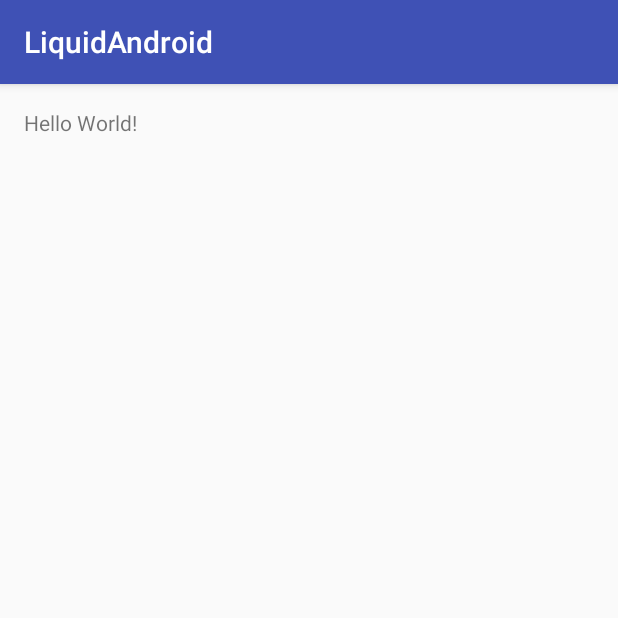
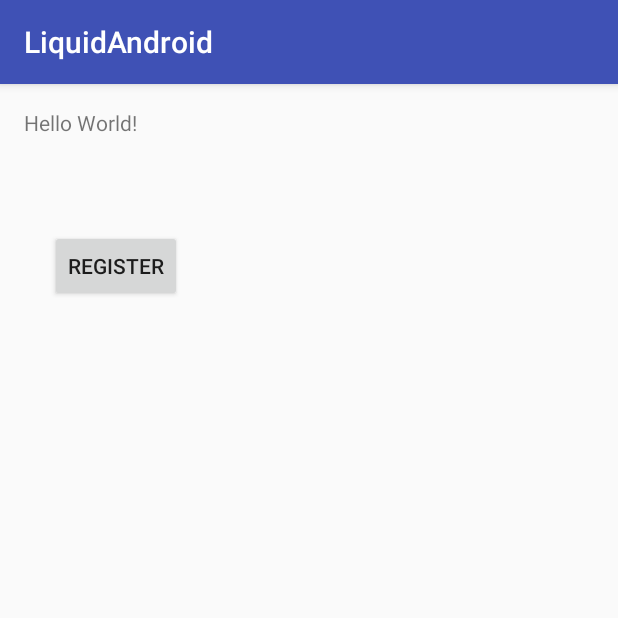
Before and after one commit to mola15/LiquidAndroid, an Android app: the screen it shows after launch (MainActivity), on a phone screen of 412 x 824 dp, the top half of it. Run offline under Robolectric (Android 15) with nearby library versions, the phone set to English and light mode, and no system bars; network calls fail; 10 statements that could not run were skipped.

Commit message:
Implementazione servizio + discovery NSD + rete socket

```diff
--- /dev/null
+++ b/app/src/main/java/it/polimi/molinaroli/liquidandroid/Logic/NsdHelper.java
@@ -0,0 +1,156 @@
+/*
+ * Copyright (C) 2012 The Android Open Source Project
+ *
+ * Licensed under the Apache License, Version 2.0 (the "License");
+ * you may not use this file except in compliance with the License.
+ * You may obtain a copy of the License at
+ *
+ *      http://www.apache.org/licenses/LICENSE-2.0
+ *
+ * Unless required by applicable law or agreed to in writing, software
+ * distributed under the License is distributed on an "AS IS" BASIS,
+ * WITHOUT WARRANTIES OR CONDITIONS OF ANY KIND, either express or implied.
+ * See the License for the specific language governing permissions and
+ * limitations under the License.
+ */
+
+package it.polimi.molinaroli.liquidandroid.Logic;
+
+import android.content.Context;
+import android.net.nsd.NsdServiceInfo;
+import android.net.nsd.NsdManager;
+import android.util.Log;
+
+public class NsdHelper {
+    Context mContext;
+    NsdManager mNsdManager;
+    NsdManager.ResolveListener mResolveListener;
+    NsdManager.DiscoveryListener mDiscoveryListener;
+    NsdManager.RegistrationListener mRegistrationListener;
+    public static final String SERVICE_TYPE = "_http._tcp.";
+    public static final String TAG = "NsdHelper";
+    public String mServiceName = "Liquid";
+    NsdServiceInfo mService;
+    String registeredName;
+    public NsdHelper(Context context) {
+        mContext = context;
+        mNsdManager = (NsdManager) context.getSystemService(Context.NSD_SERVICE);
+    }
+    public void initializeNsd() {
+        initializeResolveListener();
+        //mNsdManager.init(mContext.getMainLooper(), this);
+    }
+    public void initializeDiscoveryListener() {
+        mDiscoveryListener = new NsdManager.DiscoveryListener() {
+            @Override
+            public void onDiscoveryStarted(String regType) {
+                Log.d(TAG, "Service discovery started");
+            }
+            @Override
+            public void onServiceFound(NsdServiceInfo service) {
+                Log.d(TAG, "Service discovery success" + service);
+                if (!service.getServiceType().equals(SERVICE_TYPE)) {
+                    Log.d(TAG, "Unknown Service Type: " + service.getServiceType());
+                } else if (service.getServiceName().equals(registeredName)) {
+                    Log.d(TAG, "Same machine: " + registeredName);
+                } else if (service.getServiceName().contains(mServiceName)){
+                    mNsdManager.resolveService(service, mResolveListener);
+                }
+            }
+            @Override
+            public void onServiceLost(NsdServiceInfo service) {
+                Log.e(TAG, "service lost" + service);
+                if (mService == service) {
+                    mService = null;
+                }
+            }
+            @Override
+            public void onDiscoveryStopped(String serviceType) {
+                Log.i(TAG, "Discovery stopped: " + serviceType);
+            }
+            @Override
+            public void onStartDiscoveryFailed(String serviceType, int errorCode) {
+                Log.e(TAG, "Discovery failed: Error code:" + errorCode);
+            }
+            @Override
+            public void onStopDiscoveryFailed(String serviceType, int errorCode) {
+                Log.e(TAG, "Discovery failed: Error code:" + errorCode);
+            }
+        };
+    }
+    public void initializeResolveListener() {
+        mResolveListener = new NsdManager.ResolveListener() {
+            @Override
+            public void onResolveFailed(NsdServiceInfo serviceInfo, int errorCode) {
+                Log.e(TAG, "Resolve failed" + errorCode);
+            }
+            @Override
+            public void onServiceResolved(NsdServiceInfo serviceInfo) {
+                Log.e(TAG, "Resolve Succeeded. " + serviceInfo);
+                if (serviceInfo.getServiceName().equals(mServiceName)) {
+                    Log.d(TAG, "Same IP.");
+                    return;
+                }
+                mService = serviceInfo;
+            }
+        };
+    }
+    public void initializeRegistrationListener() {
+        mRegistrationListener = new NsdManager.RegistrationListener() {
+            @Override
+            public void onServiceRegistered(NsdServiceInfo NsdServiceInfo) {
+                registeredName = NsdServiceInfo.getServiceName();
+                Log.d(TAG, "Service registered: " + registeredName);
+            }
+            @Override
+            public void onRegistrationFailed(NsdServiceInfo arg0, int arg1) {
+                Log.d(TAG, "Service registration failed: " + arg1);
+            }
+            @Override
+            public void onServiceUnregistered(NsdServiceInfo arg0) {
+                Log.d(TAG, "Service unregistered: " + arg0.getServiceName());
+            }
+            @Override
+            public void onUnregistrationFailed(NsdServiceInfo serviceInfo, int errorCode) {
+                Log.d(TAG, "Service unregistration failed: " + errorCode);
+            }
+        };
+    }
+    public void registerService(int port) {
+        tearDown();  // Cancel any previous registration request
+        initializeRegistrationListener();
+        NsdServiceInfo serviceInfo  = new NsdServiceInfo();
+        serviceInfo.setPort(port);
+        serviceInfo.setServiceName(mServiceName);
+        serviceInfo.setServiceType(SERVICE_TYPE);
+        mNsdManager.registerService(
+                serviceInfo, NsdManager.PROTOCOL_DNS_SD, mRegistrationListener);
+    }
+    public void discoverServices() {
+        stopDiscovery();  // Cancel any eFxisting discovery request
+        initializeDiscoveryListener();
+        mNsdManager.discoverServices(
+                SERVICE_TYPE, NsdManager.PROTOCOL_DNS_SD, mDiscoveryListener);
+    }
+    public void stopDiscovery() {
+        if (mDiscoveryListener != null) {
+            try {
+                mNsdManager.stopServiceDiscovery(mDiscoveryListener);
+            } finally {
+            }
+            mDiscoveryListener = null;
+        }
+    }
+    public NsdServiceInfo getChosenServiceInfo() {
+        return mService;
+    }
+    public void tearDown() {
+        if (mRegistrationListener != null) {
+            try {
+                mNsdManager.unregisterService(mRegistrationListener);
+            } finally {
+            }
+            mRegistrationListener = null;
+        }
+    }
+}
--- /dev/null
+++ b/app/src/main/java/it/polimi/molinaroli/liquidandroid/Logic/Server.java
@@ -0,0 +1,140 @@
+package it.polimi.molinaroli.liquidandroid.Logic;
+
+import android.content.Context;
+import android.util.Log;
+
+import java.io.BufferedReader;
+import java.io.BufferedWriter;
+import java.io.IOException;
+import java.io.InputStreamReader;
+import java.io.OutputStreamWriter;
+import java.io.PrintWriter;
+import java.net.ServerSocket;
+import java.net.Socket;
+import java.util.ArrayList;
+
+/**
+ * The server creates the sockets and waits for messages form the clients,
+ * handles the request and responds.
+ */
+public class Server {
+    private ServerSocket mServerSocket;
+    private int mLocalPort;
+    private ArrayList<Socket> clients;
+    private NsdHelper helper;
+    private Context c;
+
+
+    public Server(Context c){
+        this.c = c;
+        try {
+            initializeServerSocket();
+        } catch (IOException e) {
+            Log.e("Server","Error server not started");
+            e.printStackTrace();
+        }
+    }
+
+    /**
+     * starts the serversocket and stores the port
+     * @throws IOException
+     */
+    public void initializeServerSocket() throws IOException {
+        // Initialize a server socket on the next available port.
+        setmServerSocket(new ServerSocket(0));
+        // Store the chosen port.
+        setmLocalPort(getmServerSocket().getLocalPort());
+        clients = new ArrayList<>();
+        Log.d("server","server port: "+ getmLocalPort());
+    }
+    public void startServer(){
+
+        try {
+            while(true) {
+                Log.d("server" ,"server started");
+                // bloccante finchè non avviene una connessione:
+                Socket clientSocket = getmServerSocket().accept();
+                //salva i client connessi
+                getClients().add(clientSocket);
+                Log.d("server","Connection accepted: "+ clientSocket);
+                try {
+                    new ServerThread(clientSocket);
+                } catch(IOException e) {
+                    clientSocket.close();
+                }
+            }
+        }
+        catch (IOException e) {
+            System.err.println("Accept failed");
+            System.exit(1);
+        }
+        //code to be executed only after a failure
+        System.out.println("EchoMultiServer: closing...");
+        try {
+            getmServerSocket().close();
+        } catch (IOException e) {
+            e.printStackTrace();
+        }
+    }
+
+    public ServerSocket getmServerSocket() {
+        return mServerSocket;
+    }
+
+    public void setmServerSocket(ServerSocket mServerSocket) {
+        this.mServerSocket = mServerSocket;
+    }
+
+    public int getmLocalPort() {
+        return mLocalPort;
+    }
+
+    public void setmLocalPort(int mLocalPort) {
+        this.mLocalPort = mLocalPort;
+    }
+
+    public ArrayList<Socket> getClients() {
+        return clients;
+    }
+
+    public void setClients(ArrayList<Socket> clients) {
+        this.clients = clients;
+    }
+
+    /**
+     * Server thread that it used to communicate with a single client
+     * in that thread will be implemented communications methods
+     * there will be one thread for each client
+     */
+    class ServerThread extends Thread {
+        private Socket socket;
+        private BufferedReader in;
+        private PrintWriter out;
+        public ServerThread(Socket s) throws IOException {
+            socket = s;
+            in = new BufferedReader(new InputStreamReader(socket.getInputStream()));
+            OutputStreamWriter osw = new OutputStreamWriter(socket.getOutputStream());
+            out = new PrintWriter(new BufferedWriter(osw), true);
+            start();
+            Log.d("Server","ServerThread started" + s.toString());
+        }
+        public void run() {
+            try {
+                while (true) {
+                    //legge dal buffer in ingresso (legge dal client)
+                    String str = in.readLine();
+                    if (str.equals("END")) break;
+                    //esegue quello che deve eseguire
+                    //possibile caso di uscita
+                    //metodo per scrivere sul buffer in uscita (scrive sul client)
+                    out.println(str);
+                }
+               //cose da farlgi fare in uscita
+                Log.d("Server","ServerThread closing...");
+            } catch (IOException e) {}
+            try {
+                socket.close();
+            } catch(IOException e) {}
+        }
+    } // ServerThread
+}
--- a/app/src/main/java/it/polimi/molinaroli/liquidandroid/MainActivity.java
+++ b/app/src/main/java/it/polimi/molinaroli/liquidandroid/MainActivity.java
@@ -1,13 +1,52 @@
 package it.polimi.molinaroli.liquidandroid;
 
+import android.content.Context;
+import android.content.Intent;
+import android.os.AsyncTask;
 import android.support.v7.app.AppCompatActivity;
 import android.os.Bundle;
+import android.util.Log;
+import android.widget.Button;
+
+import it.polimi.molinaroli.liquidandroid.Logic.Client;
+import it.polimi.molinaroli.liquidandroid.Logic.LiquidAndroidService;
+import it.polimi.molinaroli.liquidandroid.Logic.NsdHelper;
+import it.polimi.molinaroli.liquidandroid.Logic.Server;
 
 public class MainActivity extends AppCompatActivity {
+
+    Server server;
+    Client client;
+    Context c;
+    Button discover;
+    Button resolve;
+    NsdHelper helper;
 
     @Override
     protected void onCreate(Bundle savedInstanceState) {
         super.onCreate(savedInstanceState);
         setContentView(R.layout.activity_main);
+
+        //Intent myIntent = new Intent(this, LiquidAndroidService.class);
+        //startService(myIntent);
+        c = this;
+        server = new Server(c);
+        new Thread(new Runnable() {
+            public void run() {
+
+                Log.d("service","starting server");
+                server.startServer();
+            }
+        }).start();
+
+        helper = new NsdHelper(c);
+        helper.initializeNsd();
+        helper.registerService(server.getmLocalPort());
+        Log.d("local port"," " + server.getmLocalPort());
+        helper.discoverServices();
+        Log.d("activity","executed");
+        helper.discoverServices();
+
+
     }
 }
--- a/app/src/main/res/layout/activity_main.xml
+++ b/app/src/main/res/layout/activity_main.xml
@@ -13,5 +13,25 @@
     <TextView
         android:layout_width="wrap_content"
         android:layout_height="wrap_content"
-        android:text="Hello World!" />
+        android:text="Hello World!"
+        android:id="@+id/textView" />
+
+    <Button
+        android:text="register"
+        android:layout_width="wrap_content"
+        android:layout_height="wrap_content"
+        android:layout_below="@+id/textView"
+        android:layout_alignParentStart="true"
+        android:layout_marginStart="17dp"
+        android:layout_marginTop="62dp"
+        android:id="@+id/register" />
+
+    android:text="discover"
+    android:layout_width="wrap_content"
+    android:layout_height="wrap_content"
+    android:layout_below="@+id/textView"
+    android:layout_alignParentStart="true"
+    android:layout_marginStart="17dp"
+    android:layout_marginTop="62dp"
+    android:id="@+id/discover" />
 </RelativeLayout>
```
Also changed, not shown: app/src/main/AndroidManifest.xml (+22 -0 lines), app/src/main/java/it/polimi/molinaroli/liquidandroid/Logic/BootReceiver.java (added, +23 -0 lines), app/src/main/java/it/polimi/molinaroli/liquidandroid/Logic/Client.java (added, +69 -0 lines), app/src/main/java/it/polimi/molinaroli/liquidandroid/Logic/LiquidAndroidService.java (added, +47 -0 lines).
